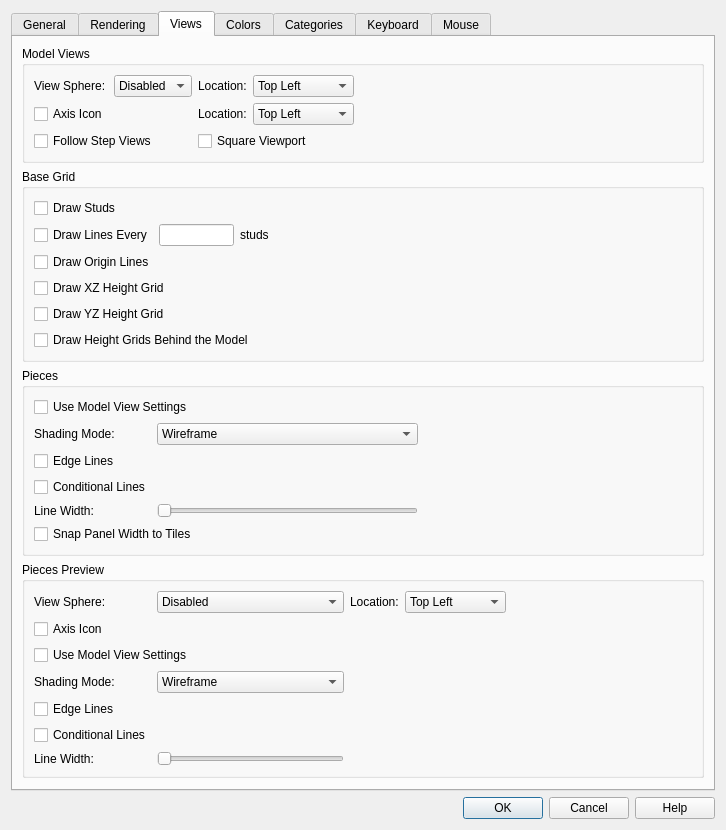
Before: the Qt Designer form qt/lc_qpreferencesdialog.ui in nathaneltitane/studworks, drawn with Qt 5.
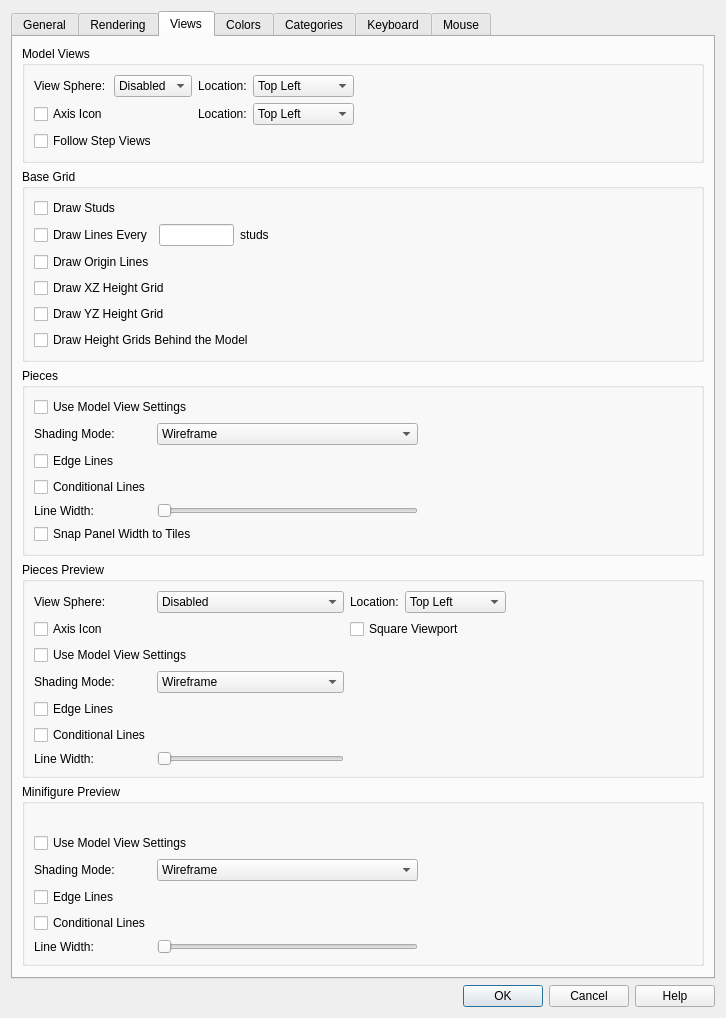
After: the same form once the commit is applied. The open tabs and pages were chosen to show the change. Icons and pictures are not drawn.

Commit message: Add minifigure preview rendering to Preferences, group the preview options and fix a label

Patch:
```diff
--- a/qt/lc_qpreferencesdialog.ui
+++ b/qt/lc_qpreferencesdialog.ui
@@ -1020,16 +1020,7 @@
             </property>
            </widget>
           </item>
-          <item row="2" column="2" colspan="2">
-           <widget class="QCheckBox" name="PreviewSquareViewportCheckBox">
-            <property name="toolTip">
-             <string>Keep the piece preview square, with a 1:1 width to height ratio, whatever the panel size.</string>
-            </property>
-            <property name="text">
-             <string>Square Viewport</string>
-            </property>
-           </widget>
-          </item>
+          
           <item row="0" column="2">
            <widget class="QLabel" name="ViewSphereLocationLabel">
             <property name="toolTip">
@@ -1429,6 +1420,16 @@
           <string>Pieces Preview</string>
          </property>
          <layout class="QGridLayout" name="gridLayout_6">
+          <item row="2" column="2" colspan="2">
+           <widget class="QCheckBox" name="PreviewSquareViewportCheckBox">
+            <property name="toolTip">
+             <string>Keep the piece preview square, with a 1:1 width to height ratio, whatever the panel size.</string>
+            </property>
+            <property name="text">
+             <string>Square Viewport</string>
+            </property>
+           </widget>
+          </item>
           <item row="2" column="0" colspan="2">
            <widget class="QCheckBox" name="PreviewAxisIconCheckBox">
             <property name="toolTip">
@@ -1642,6 +1643,134 @@
          </layout>
         </widget>
        </item>
+<item>
+        <widget class="QGroupBox" name="MinifigGroup">
+         <property name="title">
+          <string>Minifigure Preview</string>
+         </property>
+         <layout class="QGridLayout" name="MinifigLayout">
+          
+          
+          
+          
+          
+          <item row="1" column="4">
+           <spacer name="MinifigSpacer">
+            <property name="orientation">
+             <enum>Qt::Orientation::Horizontal</enum>
+            </property>
+            <property name="sizeHint" stdset="0">
+             <size>
+              <width>40</width>
+              <height>20</height>
+             </size>
+            </property>
+           </spacer>
+          </item>
+          <item row="3" column="0" colspan="3">
+           <widget class="QCheckBox" name="MinifigSyncRendering">
+            <property name="toolTip">
+             <string>Use the model view rendering settings for the minifigure preview.</string>
+            </property>
+            <property name="text">
+             <string>Use Model View Settings</string>
+            </property>
+           </widget>
+          </item>
+          <item row="4" column="0">
+           <widget class="QLabel" name="MinifigShadingModeLabel">
+            <property name="toolTip">
+             <string>Choose how pieces are drawn in the minifigure preview.</string>
+            </property>
+            <property name="text">
+             <string>Shading Mode:</string>
+            </property>
+            <property name="buddy">
+             <cstring>MinifigShadingMode</cstring>
+            </property>
+           </widget>
+          </item>
+          <item row="4" column="1">
+           <widget class="QComboBox" name="MinifigShadingMode">
+            <property name="accessibleName">
+             <string>Minifigure Shading Mode</string>
+            </property>
+            <property name="toolTip">
+             <string>Choose how pieces are drawn in the minifigure preview.</string>
+            </property>
+            <item>
+             <property name="text">
+              <string>Wireframe</string>
+             </property>
+            </item>
+            <item>
+             <property name="text">
+              <string>Flat Shading</string>
+             </property>
+            </item>
+            <item>
+             <property name="text">
+              <string>Default Lights</string>
+             </property>
+            </item>
+           </widget>
+          </item>
+          <item row="5" column="0">
+           <widget class="QCheckBox" name="MinifigEdgeLines">
+            <property name="toolTip">
+             <string>Draw edge lines on pieces in the minifigure preview.</string>
+            </property>
+            <property name="text">
+             <string>Edge Lines</string>
+            </property>
+           </widget>
+          </item>
+          <item row="6" column="0">
+           <widget class="QCheckBox" name="MinifigConditionalLines">
+            <property name="toolTip">
+             <string>Draw conditional lines on pieces in the minifigure preview.</string>
+            </property>
+            <property name="text">
+             <string>Conditional Lines</string>
+            </property>
+           </widget>
+          </item>
+          <item row="7" column="0">
+           <widget class="QLabel" name="MinifigLineWidthTitle">
+            <property name="toolTip">
+             <string>Set the line width used in the minifigure preview.</string>
+            </property>
+            <property name="text">
+             <string>Line Width:</string>
+            </property>
+            <property name="buddy">
+             <cstring>MinifigLineWidthSlider</cstring>
+            </property>
+           </widget>
+          </item>
+          <item row="7" column="1">
+           <widget class="QSlider" name="MinifigLineWidthSlider">
+            <property name="accessibleName">
+             <string>Minifigure Line Width</string>
+            </property>
+            <property name="toolTip">
+             <string>Set the line width used in the minifigure preview.</string>
+            </property>
+            <property name="orientation">
+             <enum>Qt::Orientation::Horizontal</enum>
+            </property>
+           </widget>
+          </item>
+          <item row="7" column="2">
+           <widget class="QLabel" name="MinifigLineWidthLabel">
+            <property name="text">
+             <string/>
+            </property>
+           </widget>
+          </item>
+         </layout>
+        </widget>
+       </item>
        <item>
         <spacer name="verticalSpacer_2">
          <property name="orientation">
```
Left out of the diff: 2 changed lines with no effect on the pictures. The commit also changes 1 other file.
